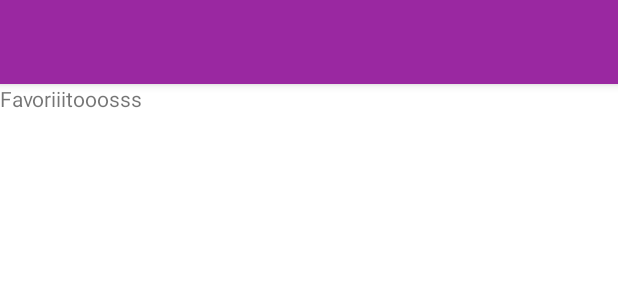
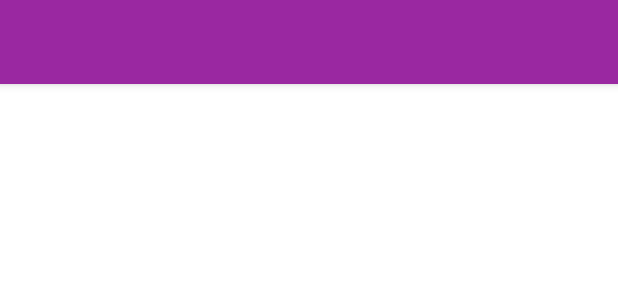
Before and after one commit to MarioIngelmo/TFG-MarioIngelmoDiana, an Android app: the layout fragment_favoritos.xml on its own in the app's theme, with its tools: preview values and no code run, on a phone screen of 412 x 824 dp. Shown: the top 300 px of the screen. Run offline under Robolectric (Android 15) with nearby library versions, the phone set to English and light mode, and no system bars.

Commit message:
Corregir fallos y comentar codigo

```diff
--- a/AndroidProject/app/src/main/AndroidManifest.xml
+++ b/AndroidProject/app/src/main/AndroidManifest.xml
@@ -16,7 +16,7 @@
         android:theme="@style/Theme.HapiSecurity"
         tools:targetApi="33">
         <activity
-            android:name=".activities.menuLateral.MenuInicialActivity"
+            android:name=".activities.menu_lateral.MenuInicialActivity"
             android:exported="true"
             android:screenOrientation="portrait">
             <intent-filter>
--- a/AndroidProject/app/src/main/java/es/unican/hapisecurity/activities/buscador/BuscadorFragment.java
+++ b/AndroidProject/app/src/main/java/es/unican/hapisecurity/activities/buscador/BuscadorFragment.java
@@ -15,8 +15,10 @@ public class BuscadorFragment extends Fragment {
     @Override
     public View onCreateView(LayoutInflater inflater, ViewGroup container,
                              Bundle savedInstanceState) {
+        // Creo la view para la actividad principal con el xml correspondiente
         View view = inflater.inflate(R.layout.fragment_buscador, container, false);
 
+        // Selecciono el indice para remarcar en el menú lateral
         int selectedMenuIndex = GlobalState.getInstance().getSelectedMenuIndex();
         // Resaltar el ítem correspondiente en el menú lateral
         NavigationView navigationView = getActivity().findViewById(R.id.navigation_view);
--- a/AndroidProject/app/src/main/java/es/unican/hapisecurity/activities/favoritos/FavoritosFragment.java
+++ b/AndroidProject/app/src/main/java/es/unican/hapisecurity/activities/favoritos/FavoritosFragment.java
@@ -14,8 +14,10 @@ public class FavoritosFragment extends Fragment {
     @Override
     public View onCreateView(LayoutInflater inflater, ViewGroup container,
                              Bundle savedInstanceState) {
+        // Creo la view para la actividad principal con el xml correspondiente
         View view = inflater.inflate(R.layout.fragment_favoritos, container, false);
 
+        // Selecciono el indice para remarcar en el menú lateral
         int selectedMenuIndex = GlobalState.getInstance().getSelectedMenuIndex();
         // Resaltar el ítem correspondiente en el menú lateral
         NavigationView navigationView = getActivity().findViewById(R.id.navigation_view);
--- a/AndroidProject/app/src/main/java/es/unican/hapisecurity/common/GlobalState.java
+++ b/AndroidProject/app/src/main/java/es/unican/hapisecurity/common/GlobalState.java
@@ -1,5 +1,8 @@
 package es.unican.hapisecurity.common;
 
+/**
+ * Clase global para almacenar el índice del objeto del menú lateral seleccionado
+ */
 public class GlobalState {
     private static GlobalState instance = new GlobalState();
     private int mSelectedMenuIndex;
--- a/AndroidProject/app/src/main/res/layout/fragment_buscador.xml
+++ b/AndroidProject/app/src/main/res/layout/fragment_buscador.xml
@@ -27,11 +27,6 @@
 
         </com.google.android.material.appbar.MaterialToolbar>
 
-        <TextView
-            android:id="@+id/textView"
-            android:layout_width="wrap_content"
-            android:layout_height="wrap_content"
-            android:text="Buscadoooorr" />
     </LinearLayout>
 
 </FrameLayout>
--- a/AndroidProject/app/src/main/res/layout/fragment_compartir.xml
+++ b/AndroidProject/app/src/main/res/layout/fragment_compartir.xml
@@ -34,7 +34,7 @@
             android:layout_gravity="center_horizontal"
             android:layout_marginBottom="20dp"
             android:gravity="center"
-            android:text="¡Gracias por compartir la aplicación!"
+            android:text="@string/gracias_compartir"
             android:textColor="#000000"
             android:textSize="34sp" />
 
--- a/AndroidProject/app/src/main/res/layout/fragment_favoritos.xml
+++ b/AndroidProject/app/src/main/res/layout/fragment_favoritos.xml
@@ -27,11 +27,6 @@
 
         </com.google.android.material.appbar.MaterialToolbar>
 
-        <TextView
-            android:id="@+id/textView3"
-            android:layout_width="wrap_content"
-            android:layout_height="wrap_content"
-            android:text="Favoriiitooosss" />
     </LinearLayout>
 
 </FrameLayout>
--- a/AndroidProject/app/src/main/res/values/strings.xml
+++ b/AndroidProject/app/src/main/res/values/strings.xml
@@ -1,14 +1,13 @@
 <resources>
     <string name="app_name">Hapi Security</string>
-    <string name="action_settings">Settings</string>
     <string name="navigation_drawer_open">Open navigation drawer</string>
     <string name="navigation_drawer_close">Close navigation drawer</string>
-    <string name="title_click">Title click</string>
     <string name="autor">Mario Ingelmo Diana</string>
     <string name="menu_escanear">Escanear</string>
     <string name="menu_buscador">Buscador</string>
     <string name="menu_favoritos">Favoritos</string>
-    <string name="menu_recomendador">Recomendador</string>
     <string name="menu_compartir">Compartir</string>
     <string name="compartir">COMPARTIR</string>
+    <string name="action_settings">Configuracion</string>
+    <string name="gracias_compartir">¡Gracias por compartir la aplicación!</string>
 </resources>
--- a/AndroidProject/app/src/main/res/xml/data_extraction_rules.xml
+++ b/AndroidProject/app/src/main/res/xml/data_extraction_rules.xml
@@ -5,7 +5,7 @@
 -->
 <data-extraction-rules>
     <cloud-backup>
-        <!-- TODO: Use <include> and <exclude> to control what is backed up.
+        <!--
         <include .../>
         <exclude .../>
         -->
```
Also changed, not shown: AndroidProject/app/src/main/java/es/unican/hapisecurity/activities/compartir/CompartirFragment.java (+8 -0 lines), AndroidProject/app/src/main/java/es/unican/hapisecurity/activities/escanear/EscanearFragment.java (+8 -1 lines), AndroidProject/app/src/main/java/es/unican/hapisecurity/activities/menu_lateral/MenuInicialActivity.java (renamed from AndroidProject/app/src/main/java/es/unican/hapisecurity/activities/menuLateral/MenuInicialActivity.java, +16 -5 lines).
